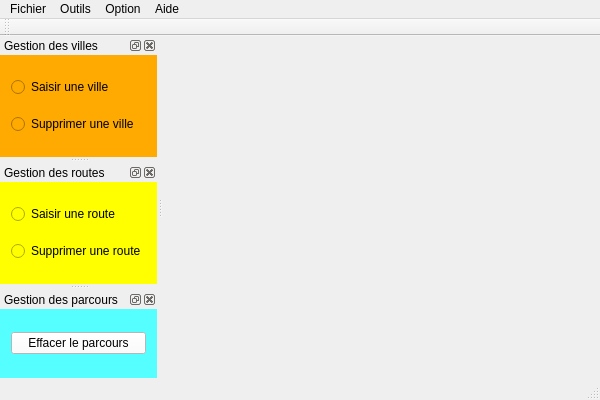
The window that Graph/GraphProjet/graph.ui (DavidBonnier/Projet_Algo3) describes before a commit, drawn with Qt 5.
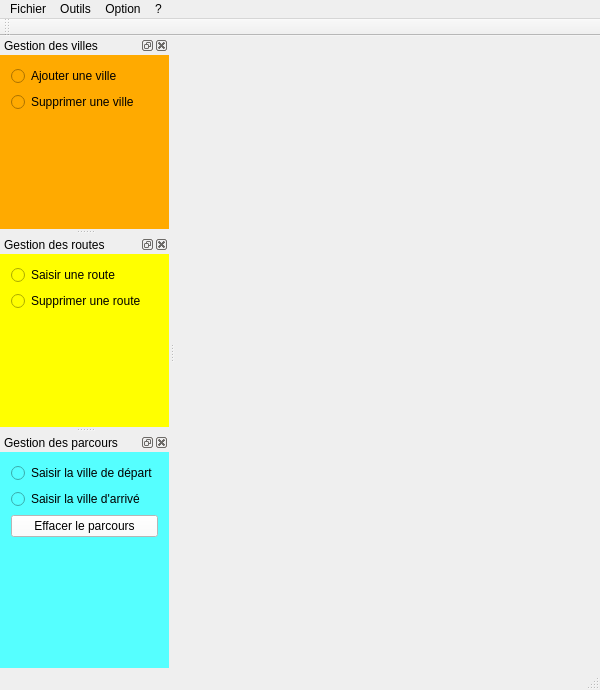
The same window after the commit.

The edit to the form file:
```diff
--- a/Graph/GraphProjet/graph.ui
+++ b/Graph/GraphProjet/graph.ui
@@ -7,7 +7,7 @@
     <x>0</x>
     <y>0</y>
     <width>600</width>
-    <height>400</height>
+    <height>690</height>
    </rect>
   </property>
   <property name="windowTitle">
@@ -51,9 +51,9 @@
     <addaction name="actionChoix_r_pertoire"/>
     <addaction name="actionRestaurer"/>
    </widget>
-   <widget class="QMenu" name="menuAide">
+   <widget class="QMenu" name="menuA_propos">
     <property name="title">
-     <string>Aide</string>
+     <string>? </string>
     </property>
     <addaction name="actionAide"/>
     <addaction name="actionA_propos"/>
@@ -61,7 +61,7 @@
    <addaction name="menuFichier"/>
    <addaction name="menuOutils"/>
    <addaction name="menuOption"/>
-   <addaction name="menuAide"/>
+   <addaction name="menuA_propos"/>
   </widget>
   <widget class="QToolBar" name="mainToolBar">
    <attribute name="toolBarArea">
@@ -87,7 +87,7 @@
      <item>
       <widget class="QRadioButton" name="radioButtonSaisiVilles">
        <property name="text">
-        <string>Saisir une ville</string>
+        <string>Ajouter une ville</string>
        </property>
       </widget>
      </item>
@@ -98,10 +98,26 @@
        </property>
       </widget>
      </item>
+     <item>
+      <spacer name="verticalSpacer">
+       <property name="orientation">
+        <enum>Qt::Vertical</enum>
+       </property>
+       <property name="sizeHint" stdset="0">
+        <size>
+         <width>20</width>
+         <height>40</height>
+        </size>
+       </property>
+      </spacer>
+     </item>
     </layout>
    </widget>
   </widget>
   <widget class="QDockWidget" name="dockWidgetGestionRoutes">
+   <property name="enabled">
+    <bool>true</bool>
+   </property>
    <property name="styleSheet">
     <string notr="true">background-color: rgb(255, 255, 0);</string>
    </property>
@@ -127,6 +143,19 @@
        </property>
       </widget>
      </item>
+     <item>
+      <spacer name="verticalSpacer_2">
+       <property name="orientation">
+        <enum>Qt::Vertical</enum>
+       </property>
+       <property name="sizeHint" stdset="0">
+        <size>
+         <width>20</width>
+         <height>40</height>
+        </size>
+       </property>
+      </spacer>
+     </item>
     </layout>
    </widget>
   </widget>
@@ -143,7 +172,21 @@
    <widget class="QWidget" name="dockWidgetContents_4">
     <layout class="QVBoxLayout" name="verticalLayout_2">
      <item>
-      <widget class="QPushButton" name="pushButton">
+      <widget class="QRadioButton" name="radioButtonVilleDep">
+       <property name="text">
+        <string>Saisir la ville de départ</string>
+       </property>
+      </widget>
+     </item>
+     <item>
+      <widget class="QRadioButton" name="radioButtonVilleFin">
+       <property name="text">
+        <string>Saisir la ville d'arrivé</string>
+       </property>
+      </widget>
+     </item>
+     <item>
+      <widget class="QPushButton" name="pushButtonClearParcours">
        <property name="styleSheet">
         <string notr="true">background-color: rgb(255, 255, 255);</string>
        </property>
@@ -152,6 +195,19 @@
        </property>
       </widget>
      </item>
+     <item>
+      <spacer name="verticalSpacer_3">
+       <property name="orientation">
+        <enum>Qt::Vertical</enum>
+       </property>
+       <property name="sizeHint" stdset="0">
+        <size>
+         <width>20</width>
+         <height>40</height>
+        </size>
+       </property>
+      </spacer>
+     </item>
     </layout>
    </widget>
   </widget>
```
Left out of the diff: 23 changed lines with no effect on the pictures.
